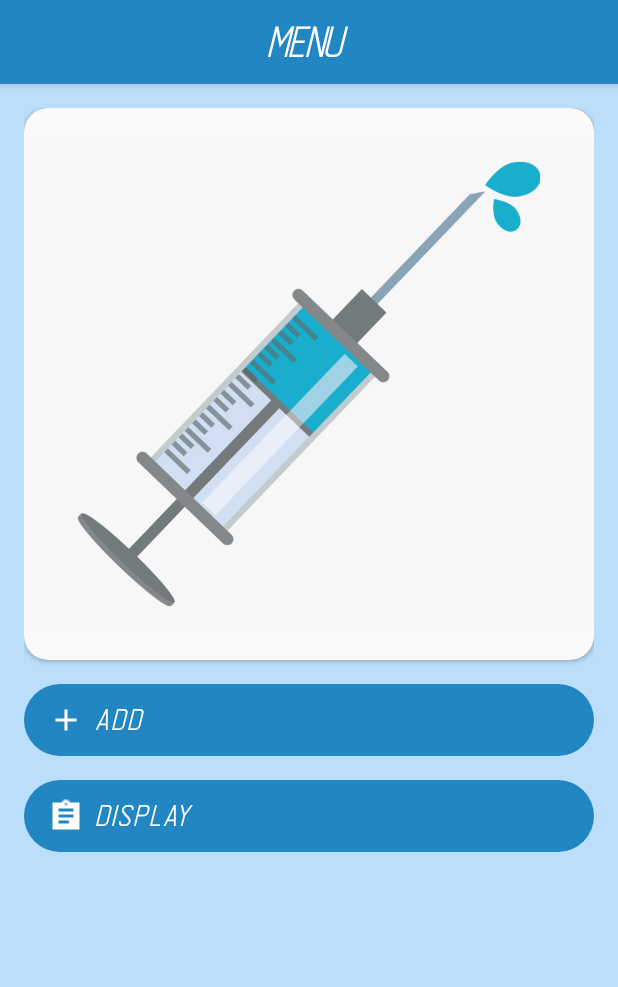
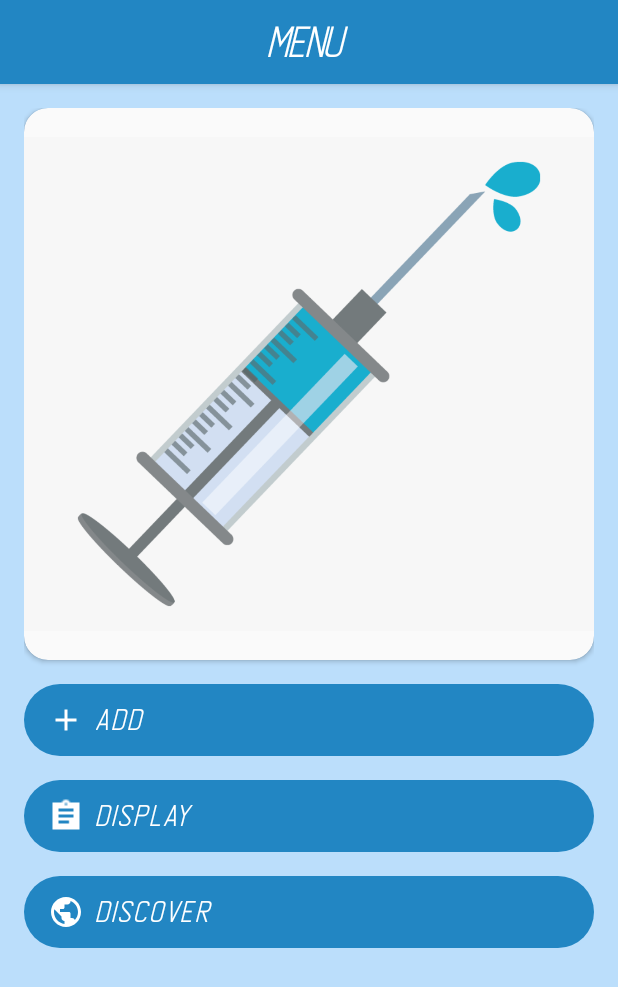
Before and after one commit to mrkomal/MyInjections, an Android app: the screen it shows after launch (MenuActivity), on a phone screen of 412 x 824 dp. Shown: the top 987 px of the screen. Run offline under Robolectric (Android 15) with nearby library versions, the phone set to English and light mode, and no system bars; our stand-ins replace Room's generated code.

Commit message:
Adding button that moves to displaylinks acitvity
Adding button in layout, setting icon and adding buttolistener in menuacitivity.

```diff
--- a/app/src/main/java/com/example/myinjections/view/ui/MenuActivity.kt
+++ b/app/src/main/java/com/example/myinjections/view/ui/MenuActivity.kt
@@ -16,10 +16,16 @@
         // Click listeners for menu buttons
         display_injections_button.setOnClickListener(this)
         add_injection_button.setOnClickListener(this)
+        display_links_button.setOnClickListener(this)
     }
 
     override fun onClick(v: View) {
         when(v.id) {
+            R.id.display_links_button -> {
+                Intent(this, DisplayLinksActivity::class.java).also {
+                    startActivity(it)
+                }
+            }
 
             R.id.display_injections_button -> {
                 Intent(this, DisplayInjectionActivity::class.java).also {
--- /dev/null
+++ b/app/src/main/res/drawable/ic_baseline_public_24.xml
@@ -0,0 +1,5 @@
+<vector android:height="24dp" android:tint="#FFFFFF"
+    android:viewportHeight="24" android:viewportWidth="24"
+    android:width="24dp" xmlns:android="http://schemas.android.com/apk/res/android">
+    <path android:fillColor="@android:color/white" android:pathData="M12,2C6.48,2 2,6.48 2,12s4.48,10 10,10 10,-4.48 10,-10S17.52,2 12,2zM11,19.93c-3.95,-0.49 -7,-3.85 -7,-7.93 0,-0.62 0.08,-1.21 0.21,-1.79L9,15v1c0,1.1 0.9,2 2,2v1.93zM17.9,17.39c-0.26,-0.81 -1,-1.39 -1.9,-1.39h-1v-3c0,-0.55 -0.45,-1 -1,-1L8,12v-2h2c0.55,0 1,-0.45 1,-1L11,7h2c1.1,0 2,-0.9 2,-2v-0.41c2.93,1.19 5,4.06 5,7.41 0,2.08 -0.8,3.97 -2.1,5.39z"/>
+</vector>
--- a/app/src/main/res/layout/activity_menu.xml
+++ b/app/src/main/res/layout/activity_menu.xml
@@ -69,7 +69,18 @@
             app:layout_constraintTop_toBottomOf="@id/add_injection_button"
             style="@style/MenuButtonStyle"
             android:drawableLeft="@drawable/sharp_assignment_white_24dp"
-            android:gravity="center_vertical" ></Button>
+            android:gravity="center_vertical" />
+
+        <Button
+            android:id="@+id/display_links_button"
+            android:layout_width="match_parent"
+            android:layout_height="wrap_content"
+            android:text="@string/button_display_links"
+            android:textAlignment="textStart"
+            app:layout_constraintTop_toBottomOf="@id/display_injections_button"
+            style="@style/MenuButtonStyle"
+            android:drawableLeft="@drawable/ic_baseline_public_24"
+            android:gravity="center_vertical" />
 
     </androidx.constraintlayout.widget.ConstraintLayout>
 </LinearLayout>
--- a/app/src/main/res/values/strings.xml
+++ b/app/src/main/res/values/strings.xml
@@ -6,6 +6,7 @@
     <string name="toolbar_title_menu">MENU "</string>
     <string name="button_add">Add</string>
     <string name="button_display">Display</string>
+    <string name="button_display_links">Discover</string>
 
     //add injection activity
     <string name="toolbar_title_add_injection">ADD NEW INJECTION "</string>
```
